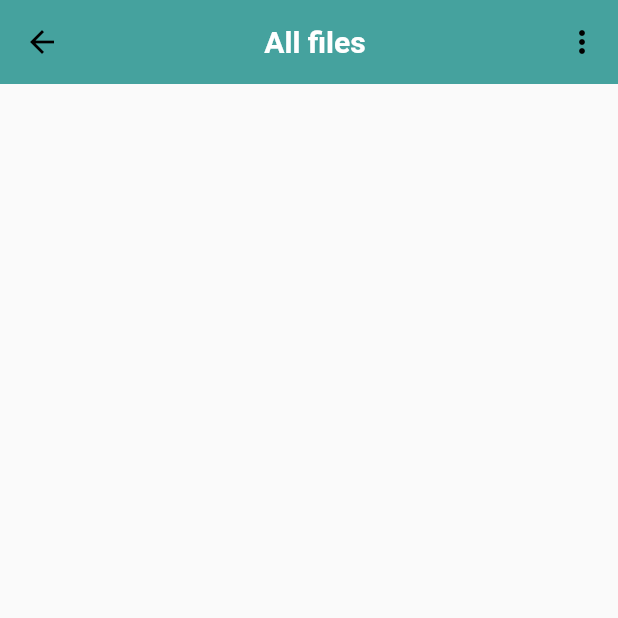
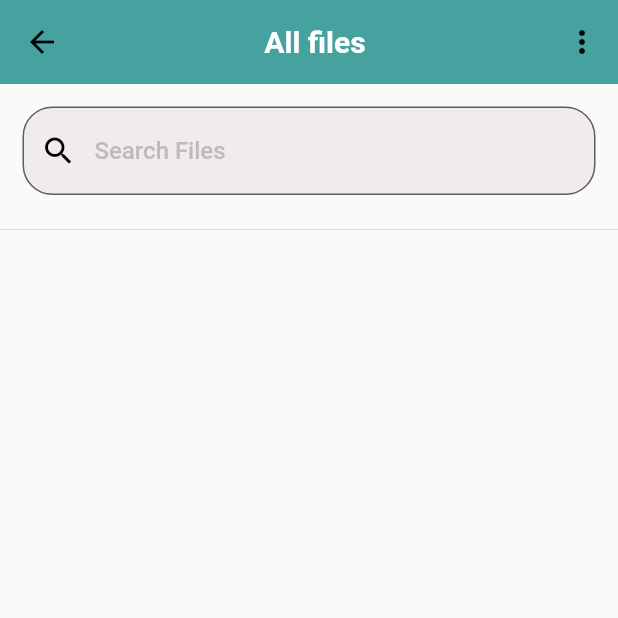
Before and after one commit to adilrusfeed/File-Manager, a Flutter app: the RecentScreen screen opened directly, on a phone screen of 412 x 824 dp, the top half of it. Run offline on Flutter 3.47's test engine with Material 2 defaults, Android fonts, the phone set to English and light mode, and no system bars; our stand-ins replace curved_navigation_bar, file_picker, hive, hive_flutter, open_file; accounts and stored records are empty.

```diff
--- a/lib/screens/recent_screen.dart
+++ b/lib/screens/recent_screen.dart
@@ -14,8 +14,16 @@ class RecentScreen extends StatefulWidget {
 }
 
 class _RecentScreenState extends State<RecentScreen> {
+  TextEditingController searchController = TextEditingController();
   bool isGridView = false; // Default view mode is ListView
   bool isSorted = false;
+  String searchQuery = "";
+
+  void onSearchTextChanged(String query) {
+    setState(() {
+      searchQuery = query;
+    });
+  }
 
   @override
   void initState() {
@@ -72,8 +80,34 @@ class _RecentScreenState extends State<RecentScreen> {
             ),
           ],
         ),
-      body: isGridView ? buildGridView() : buildListView(),
-    );
+        body: Column(
+          children: [
+            Padding(
+              padding: EdgeInsets.all(15.0),
+              child: TextField(
+                controller: searchController,
+                onChanged: onSearchTextChanged,
+                decoration: InputDecoration(
+                    filled: true,
+                    fillColor: Color.fromARGB(255, 240, 236, 236),
+                    prefixIcon: Icon(
+                      Icons.search,
+                      color: Colors.black,
+                    ),
+                    hintText: 'Search Files',
+                    hintStyle: TextStyle(
+                        color: Color.fromARGB(255, 192, 187, 187),
+                        fontWeight: FontWeight.w500),
+                    border: OutlineInputBorder(
+                        borderRadius: BorderRadius.circular(20))),
+              ),
+            ),
+            Divider(),
+            Expanded(
+              child: isGridView ? buildGridView() : buildListView(),
+            )
+          ],
+        ));
   }
 
   Widget buildListView() {
@@ -85,6 +119,15 @@ class _RecentScreenState extends State<RecentScreen> {
         }
         // Reverse the list (newly added item come top)
         files = files.reversed.toList();
+
+        if (searchQuery.isNotEmpty) {
+          files = files
+              .where((file) => file.fileName
+                  .toLowerCase()
+                  .contains(searchQuery.toLowerCase()))
+              .toList();
+        }
+
         return ListView.builder(
           itemCount: files.length,
           itemBuilder: (context, index) {
@@ -130,6 +173,15 @@ class _RecentScreenState extends State<RecentScreen> {
           files.sort((a, b) => b.fileName.compareTo(a.fileName));
         }
         files = files.reversed.toList(); // Reverse the list
+
+        if (searchQuery.isNotEmpty) {
+          files = files
+              .where((file) => file.fileName
+                  .toLowerCase()
+                  .contains(searchQuery.toLowerCase()))
+              .toList();
+        }
+
         return GridView.builder(
           gridDelegate: SliverGridDelegateWithFixedCrossAxisCount(
             crossAxisCount: 3,
@@ -147,7 +199,7 @@ class _RecentScreenState extends State<RecentScreen> {
                     Column(
                       mainAxisAlignment: MainAxisAlignment.center,
                       children: [
-                        Icon(Icons.filter_none_rounded),
+                        Icon(Icons.insert_drive_file),
                         Text(file.fileName),
                       ],
                     ),
```
Lines whose indentation alone changed are shown as unchanged.
